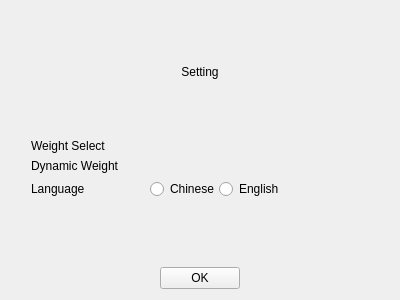
Before: the Qt Designer form ui/setting.ui in YouMeBetween/QtRandomSelector, drawn with Qt 5.
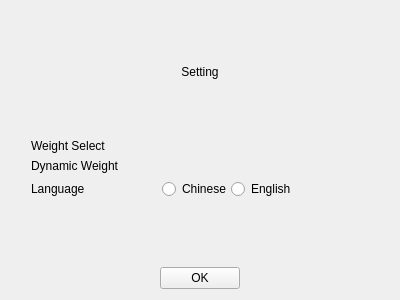
After: the same form once the commit is applied. Custom widgets are drawn as their Qt base class.

Commit message: 修复设置界面的控件位置会随着语言的设置而跳动的bug

Diff of the .ui file:
```diff
--- a/ui/setting.ui
+++ b/ui/setting.ui
@@ -37,6 +37,12 @@
      </property>
      <item row="0" column="0">
       <widget class="QLabel" name="qWeightSelectLabel">
+       <property name="minimumSize">
+        <size>
+         <width>101</width>
+         <height>0</height>
+        </size>
+       </property>
        <property name="styleSheet">
         <string notr="true">font: 500 10pt &quot;思源黑体 CN Medium&quot;;</string>
        </property>
@@ -47,6 +53,12 @@
      </item>
      <item row="1" column="0">
       <widget class="QLabel" name="qDynamicWeightLabel">
+       <property name="minimumSize">
+        <size>
+         <width>101</width>
+         <height>0</height>
+        </size>
+       </property>
        <property name="styleSheet">
         <string notr="true">font: 500 10pt &quot;思源黑体 CN Medium&quot;;</string>
        </property>
@@ -83,6 +95,12 @@
      </item>
      <item row="2" column="0">
       <widget class="QLabel" name="qLanguageLabel">
+       <property name="minimumSize">
+        <size>
+         <width>101</width>
+         <height>0</height>
+        </size>
+       </property>
        <property name="styleSheet">
         <string notr="true">font: 500 10pt &quot;思源黑体 CN Medium&quot;;</string>
        </property>
@@ -95,6 +113,12 @@
       <layout class="QHBoxLayout" name="horizontalLayout">
        <item>
         <widget class="QRadioButton" name="qChineseRadioButton">
+         <property name="minimumSize">
+          <size>
+           <width>68</width>
+           <height>0</height>
+          </size>
+         </property>
          <property name="text">
           <string>Chinese</string>
          </property>
@@ -102,6 +126,12 @@
        </item>
        <item>
         <widget class="QRadioButton" name="qEnglishRadioButton">
+         <property name="minimumSize">
+          <size>
+           <width>68</width>
+           <height>0</height>
+          </size>
+         </property>
          <property name="text">
           <string>English</string>
          </property>
```
